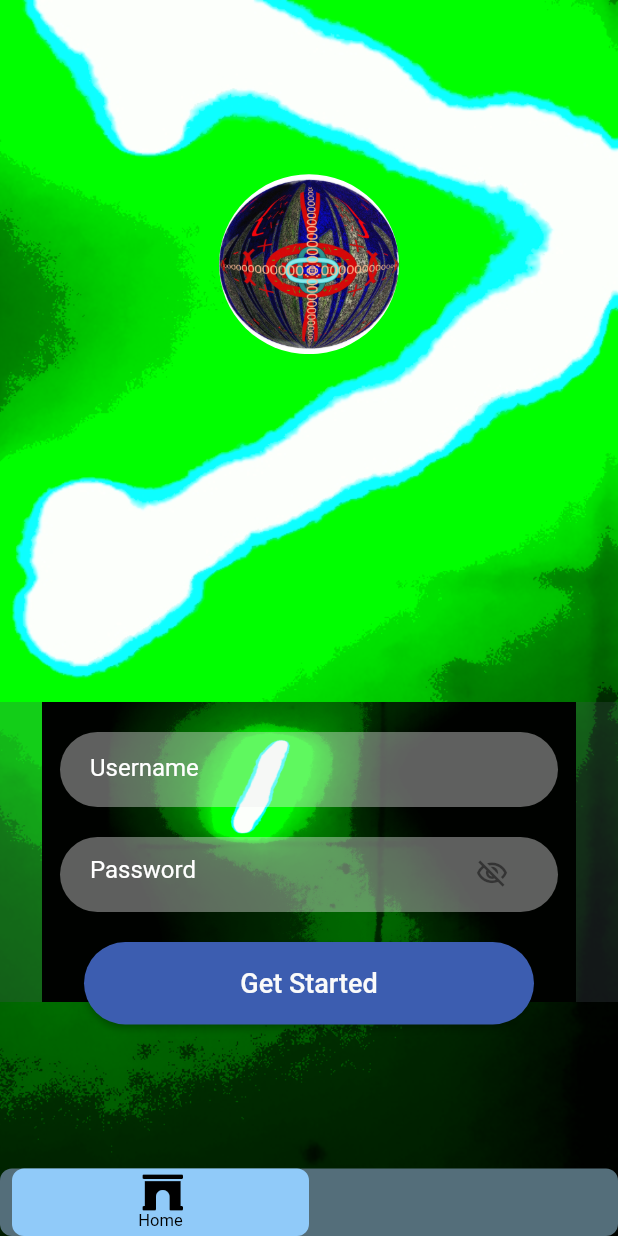
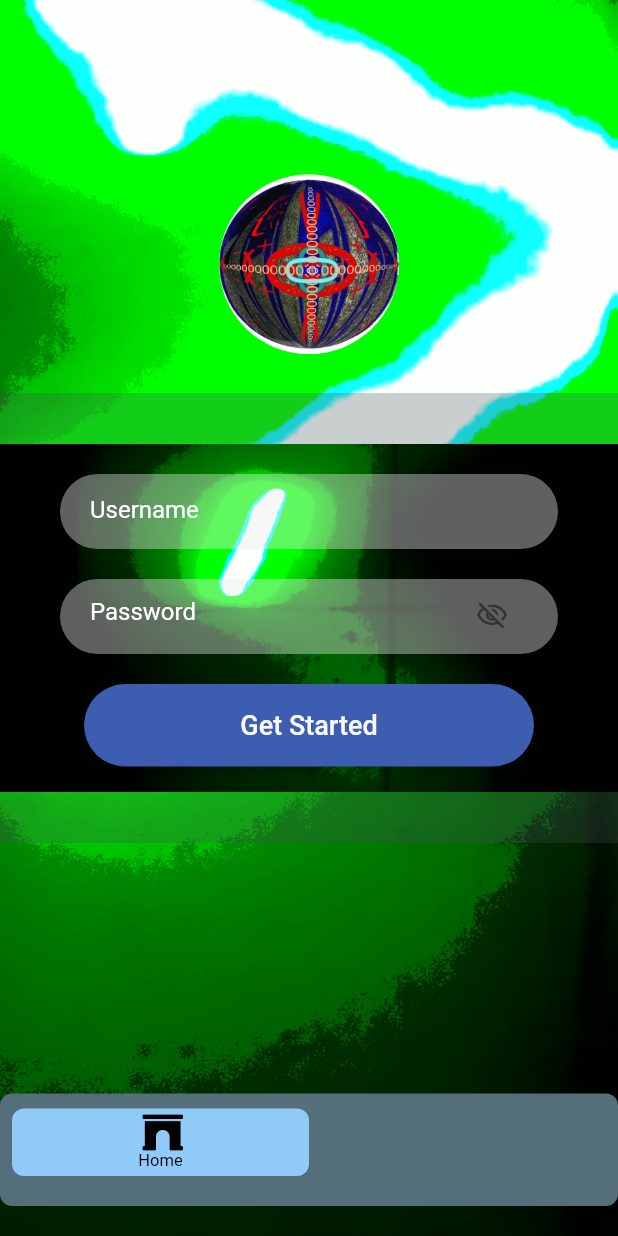
Before and after one commit to BitBondtmUK/FlutterDartv1, a Flutter app: the NavBarPage screen opened directly with empty values, after a tap on "Get Started", on a phone screen of 412 x 824 dp. Run offline on Flutter 3.47's test engine with Material 2 defaults, Android fonts, the phone set to English and light mode, and no system bars; drawn by our look-alikes of auto_size_text, floating_bottom_navigation_bar; our stand-ins replace built_collection, built_value, cloud_firestore, equatable, firebase_auth, firebase_core and 10 more; missing offline and left inert: json_path, mime_type; accounts and stored records are empty; generated files the repository leaves out were written again.

Commit message:
Updating to latest FlutterFlow output.

```diff
--- a/lib/login/login_widget.dart
+++ b/lib/login/login_widget.dart
@@ -45,10 +45,10 @@ class _LoginWidgetState extends State<LoginWidget> {
             ),
           ),
           Align(
-            alignment: AlignmentDirectional(-0.14, 0.5),
+            alignment: AlignmentDirectional(-0.14, 0),
             child: Container(
               width: double.infinity,
-              height: 200,
+              height: 300,
               decoration: BoxDecoration(
                 color: Color(0x46444D59),
                 image: DecorationImage(
@@ -59,7 +59,7 @@ class _LoginWidgetState extends State<LoginWidget> {
                 ),
               ),
               child: Align(
-                alignment: AlignmentDirectional(0, 0.5),
+                alignment: AlignmentDirectional(0, -0.2),
                 child: Padding(
                   padding: EdgeInsetsDirectional.fromSTEB(0, 20, 0, 0),
                   child: Column(
--- a/lib/main.dart
+++ b/lib/main.dart
@@ -115,8 +115,8 @@ class _NavBarPageState extends State<NavBarPage> {
         selectedBackgroundColor: Color(0xFF90CAF9),
         borderRadius: 8,
         itemBorderRadius: 8,
-        margin: EdgeInsetsDirectional.fromSTEB(0, 0, 0, 0),
-        padding: EdgeInsetsDirectional.fromSTEB(0, 0, 0, 0),
+        margin: EdgeInsetsDirectional.fromSTEB(0, 10, 0, 20),
+        padding: EdgeInsetsDirectional.fromSTEB(0, 10, 0, 20),
         width: double.infinity,
         elevation: 0,
         items: [
```
